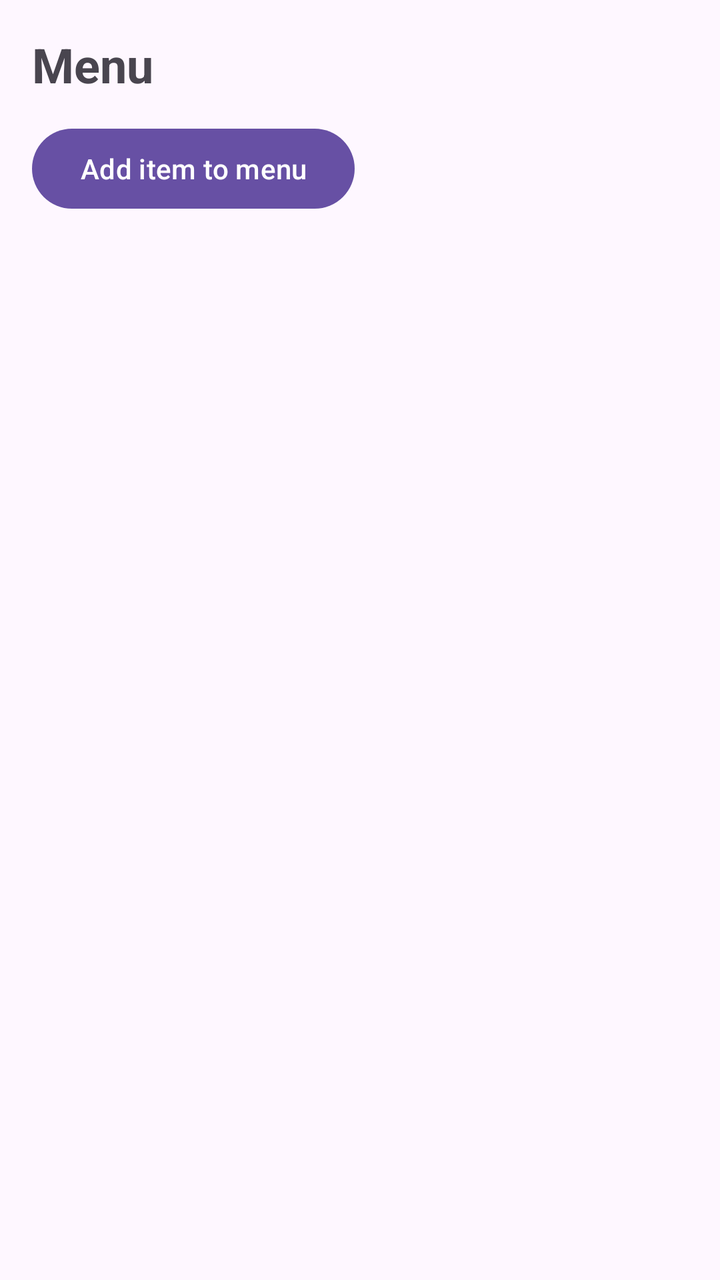
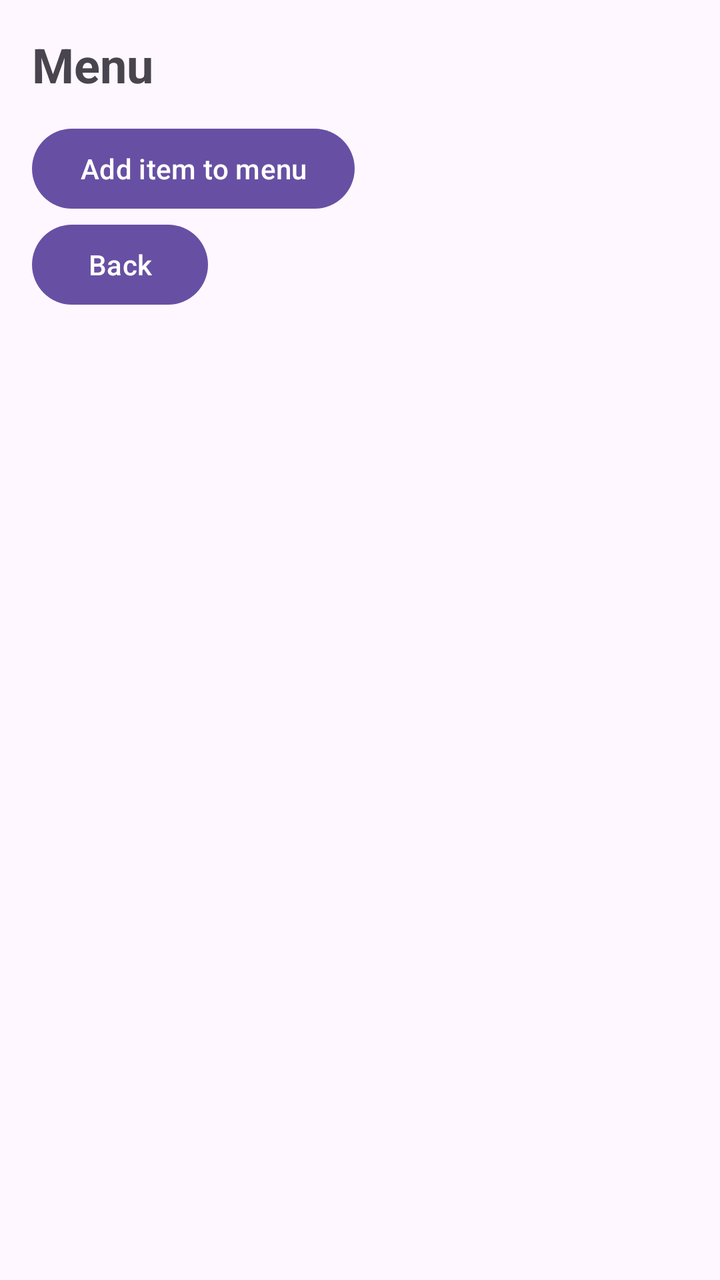

An Android layout rendered at two revisions. The XML below is the earlier revision; the diff shows what the commit changed to produce the second picture.
<!-- AndroidManifest.xml: application theme Theme.MyCafeAdminAp -->
<!-- res/layout/activity_menu.xml -->
<?xml version="1.0" encoding="utf-8"?>
<LinearLayout xmlns:android="http://schemas.android.com/apk/res/android"
    android:layout_width="match_parent"
    android:layout_height="match_parent"
    android:orientation="vertical"
    android:padding="16dp">

    <TextView
        android:layout_width="wrap_content"
        android:layout_height="wrap_content"
        android:layout_marginBottom="12dp"
        android:text="Menu"
        android:textSize="24sp"
        android:textStyle="bold" />

    <Button
        android:id="@+id/addMenuButton"
        android:layout_width="wrap_content"
        android:layout_height="wrap_content"
        android:text="Add item to menu" />

        <androidx.recyclerview.widget.RecyclerView
            android:id="@+id/menuList"
            android:layout_width="match_parent"
            android:layout_height="0dp"
            android:layout_weight="1" />
    </LinearLayout>
<!-- resources referenced by this layout -->
<resources>
  <style name="Theme.MyCafeAdminAp" parent="Base.Theme.MyCafeAdminAp" />
  <style name="Base.Theme.MyCafeAdminAp" parent="Theme.Material3.DayNight.NoActionBar">
          
          
      </style>
</resources>

<!-- the commit's change to res/layout/activity_menu.xml (unified diff, before → after) -->
@@ -19,6 +19,12 @@
         android:layout_height="wrap_content"
         android:text="Add item to menu" />
 
+    <Button
+        android:id="@+id/backButton"
+        android:layout_width="wrap_content"
+        android:layout_height="wrap_content"
+        android:text="Back" />
+
         <androidx.recyclerview.widget.RecyclerView
             android:id="@+id/menuList"
             android:layout_width="match_parent"
